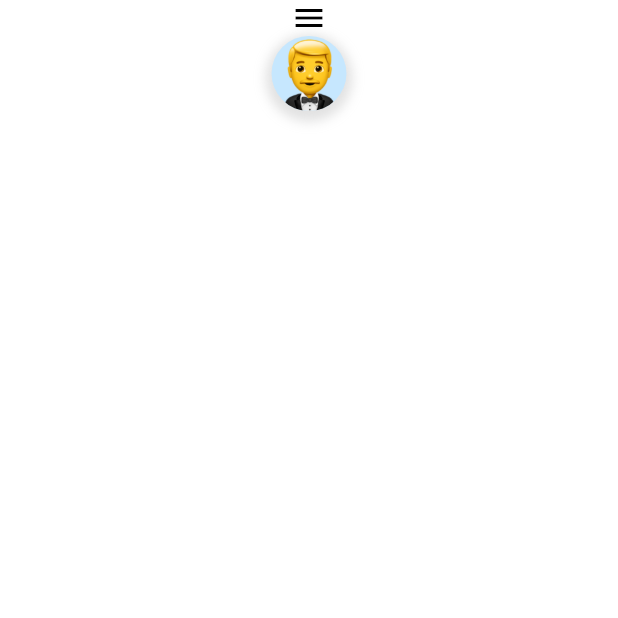
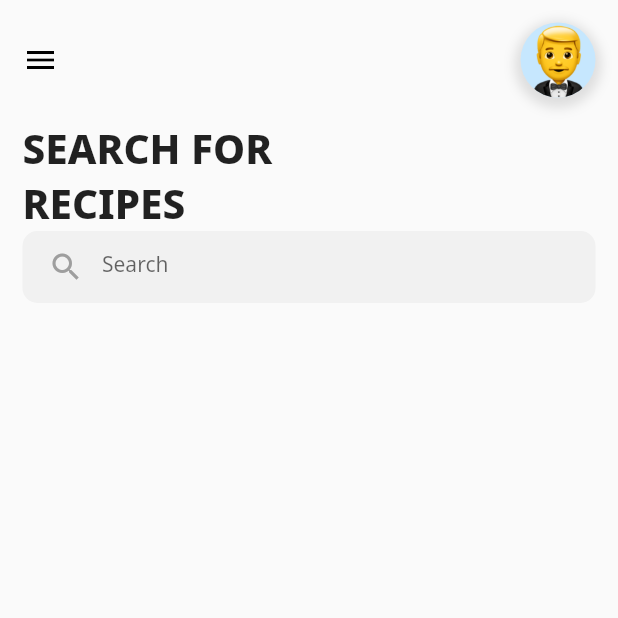
Before and after one commit to najmulmyself/flutter_Foodie, a Flutter app: the screen it shows after launch, on a phone screen of 412 x 824 dp, the top half of it. Run offline on Flutter 3.47's test engine with Material 2 defaults, Android fonts, the phone set to English and light mode, and no system bars; our stand-ins replace google_fonts.

Commit message:
added textfield

```diff
--- a/lib/dashboardpage.dart
+++ b/lib/dashboardpage.dart
@@ -1,4 +1,5 @@
 import 'package:flutter/material.dart';
+import 'package:google_fonts/google_fonts.dart';
 
 class DashboardPage extends StatefulWidget {
   DashboardPage({Key? key}) : super(key: key);
@@ -10,7 +11,13 @@ class DashboardPage extends StatefulWidget {
 class _DashboardPageState extends State<DashboardPage> {
   @override
   Widget build(BuildContext context) {
-    return ListView(
+    return Scaffold(
+      body: ListView(
+        children: [
+          Padding(
+            padding: const EdgeInsets.all(15.0),
+            child: Row(
+              mainAxisAlignment: MainAxisAlignment.spaceBetween,
               children: [
                 Icon(Icons.menu, color: Colors.black),
                 Container(
@@ -28,9 +35,47 @@ class _DashboardPageState extends State<DashboardPage> {
                     shape: BoxShape.circle,
                     image: DecorationImage(
                         image: AssetImage('assets/tuxedo.png'),
-                        fit: BoxFit.contain)),
-              )
+                        fit: BoxFit.contain),
+                  ),
+                ),
               ],
+            ),
+          ),
+          Padding(
+            padding: const EdgeInsets.only(left: 15.0),
+            child: Text(
+              'SEARCH FOR',
+              style: GoogleFonts.notoSans(
+                  fontWeight: FontWeight.w800, fontSize: 27.0),
+            ),
+          ),
+          Padding(
+            padding: const EdgeInsets.only(left: 15.0),
+            child: Text(
+              'RECIPES',
+              style: GoogleFonts.notoSans(
+                  fontWeight: FontWeight.w800, fontSize: 27.0),
+            ),
+          ),
+          Padding(
+            padding: EdgeInsets.only(left: 15.0, right: 15.0),
+            child: Container(
+              padding: EdgeInsets.only(left: 5.0),
+              decoration: BoxDecoration(
+                  color: Colors.grey.withOpacity(0.1),
+                  borderRadius: BorderRadius.circular(10.0)),
+              child: TextField(
+                decoration: InputDecoration(
+                    hintText: 'Search',
+                    hintStyle: GoogleFonts.notoSans(fontSize: 14.0),
+                    border: InputBorder.none,
+                    fillColor: Colors.grey.withOpacity(0.5),
+                    prefixIcon: Icon(Icons.search, color: Colors.grey)),
+              ),
+            ),
+          ),
+        ],
+      ),
     );
   }
 }
--- a/pubspec.yaml
+++ b/pubspec.yaml
@@ -34,6 +34,7 @@ dependencies:
   # The following adds the Cupertino Icons font to your application.
   # Use with the CupertinoIcons class for iOS style icons.
   cupertino_icons: ^1.0.2
+  google_fonts: ^3.0.1
 
 dev_dependencies:
   flutter_test:
```
Also changed, not shown: pubspec.lock, 1 other file. Lines whose indentation alone changed are shown as unchanged.
